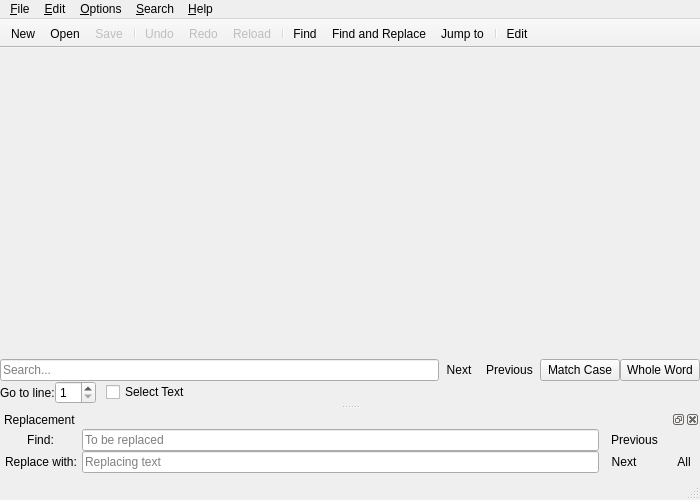
First picture: the form in featherpad/fp.ui, repository vecnathewhisperd0/FeatherPad, before the edit.
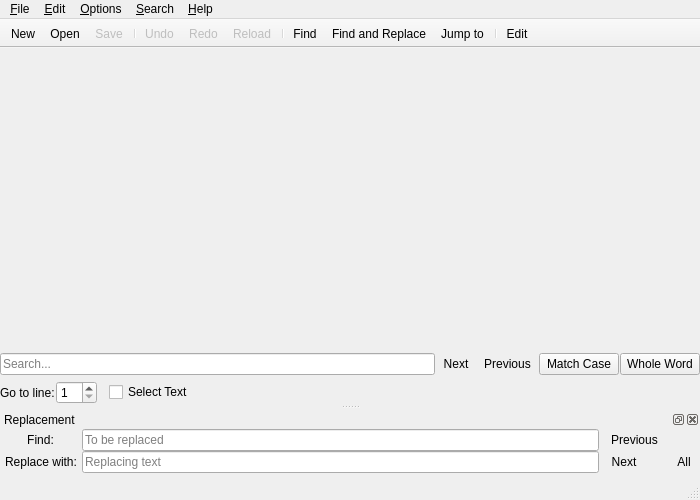
Second picture: the form after the edit. Icons and pictures are not drawn. Custom widgets are drawn as their Qt base class.

What changed in the file:
```diff
--- a/featherpad/fp.ui
+++ b/featherpad/fp.ui
@@ -19,7 +19,7 @@
   </property>
   <widget class="QWidget" name="centralWidget">
    <layout class="QVBoxLayout" name="verticalLayout_2">
-    <property name="spacing">
+    <property name="leftMargin">
      <number>0</number>
     </property>
     <property name="margin">
@@ -43,8 +43,8 @@
     </item>
     <item>
      <layout class="QGridLayout" name="gridLayout_2">
-      <property name="spacing">
-       <number>0</number>
+      <property name="horizontalSpacing">
+       <number>1</number>
       </property>
       <item row="0" column="0" colspan="5">
        <widget class="FeatherPad::LineEdit" name="lineEdit">
```
Left out of the diff: 19 changed lines with no effect on the pictures.
